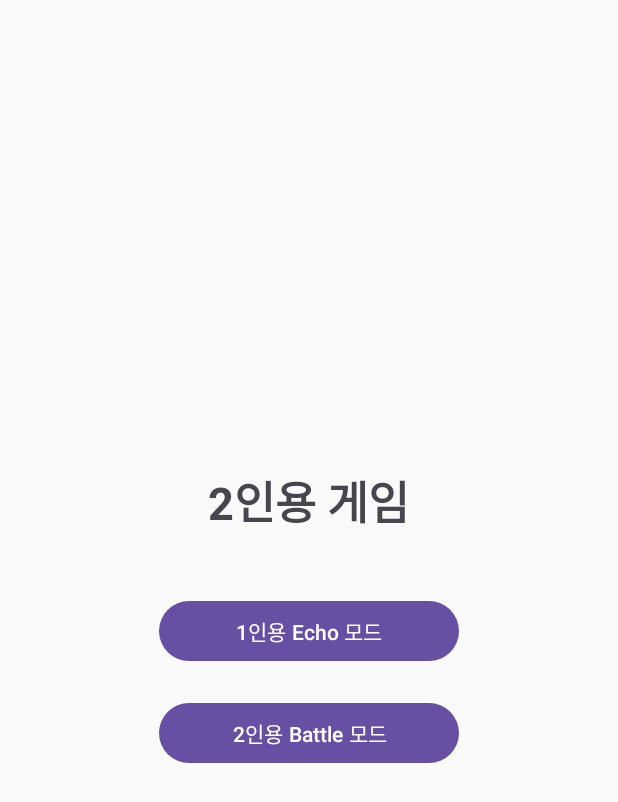
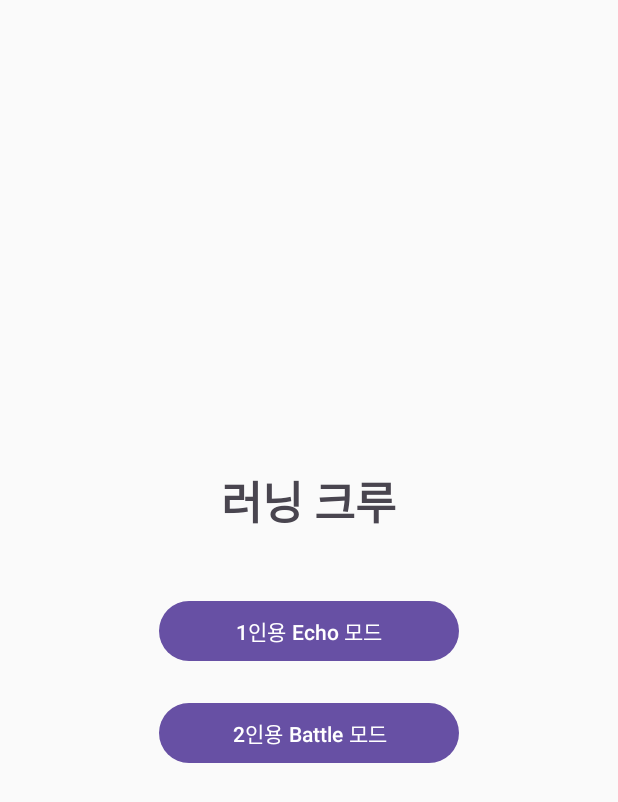
Before and after one commit to kkkk2058/RunningCrew2, an Android app: the screen it shows after launch (MainMenuActivity), on a phone screen of 412 x 824 dp. Shown: the top 802 px of the screen. Run offline under Robolectric (Android 15) with nearby library versions, the phone set to English and light mode, and no system bars.

Commit message:
shn first commit

```diff
--- a/app/src/main/res/layout/activity_main_menu.xml
+++ b/app/src/main/res/layout/activity_main_menu.xml
@@ -10,7 +10,7 @@
         android:id="@+id/titleText"
         android:layout_width="wrap_content"
         android:layout_height="wrap_content"
-        android:text="2인용 게임"
+        android:text="러닝 크루"
         android:textSize="30sp"
         android:textStyle="bold"
         android:gravity="center"
@@ -23,6 +23,9 @@
         android:text="1인용 Echo 모드" />
 
     <Button
+
+
+
         android:id="@+id/btnBattleMode"
         android:layout_width="200dp"
         android:layout_height="wrap_content"
```
